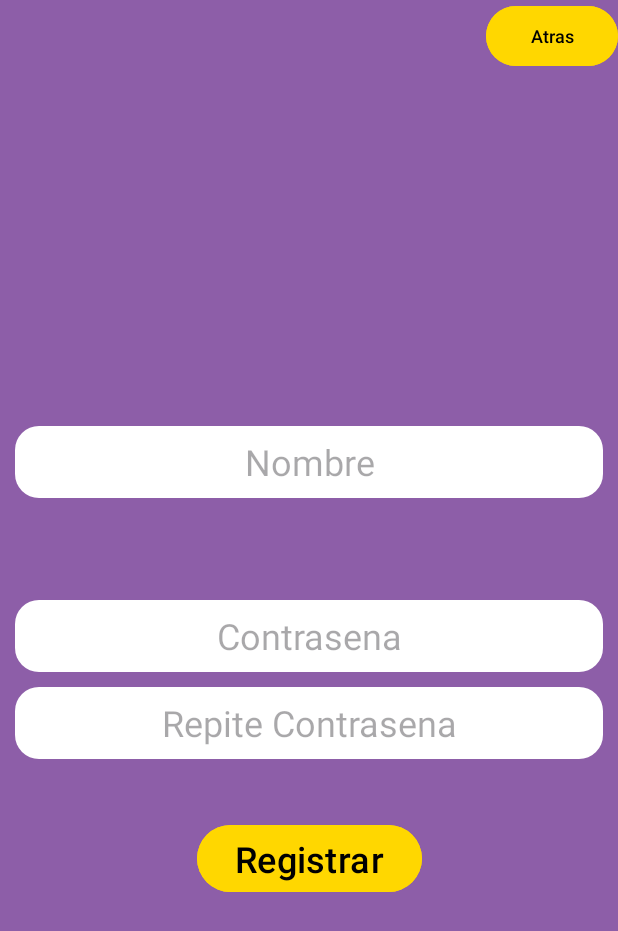
After one commit to EgoiSanchez/App_DI, an Android app: the fragment MenuRegistroFragment2 shown on its own in the app's theme, on a phone screen of 412 x 824 dp. The commit adds this screen. Shown: the top 931 px of the screen. Run offline under Robolectric (Android 15) with nearby library versions, the phone set to English and light mode, and no system bars.

Commit message:
Xml de menu registro, menu principal y reclycerview

```diff
--- a/app/build.gradle.kts
+++ b/app/build.gradle.kts
@@ -50,6 +50,7 @@ dependencies {
     implementation(libs.material)
     implementation(libs.androidx.activity)
     implementation(libs.androidx.constraintlayout)
+    implementation(libs.androidx.recyclerview)
     testImplementation(libs.junit)
     androidTestImplementation(libs.androidx.junit)
     androidTestImplementation(libs.androidx.espresso.core)
--- /dev/null
+++ b/app/src/main/java/com/example/albumeter/MenuRegistroFragment2.kt
@@ -0,0 +1,51 @@
+package com.example.albumeter
+
+import android.os.Bundle
+import androidx.fragment.app.Fragment
+import android.view.LayoutInflater
+import android.view.Menu
+import android.view.View
+import android.view.ViewGroup
+import com.example.albumeter.databinding.FragmentMenuRegistro2Binding
+
+
+/**
+ * A simple [Fragment] subclass.
+ * Use the [MenuLoginFragment1.newInstance] factory method to
+ * create an instance of this fragment.
+ */
+class MenuRegistroFragment2 : Fragment() {
+
+    private var _binding: FragmentMenuRegistro2Binding? = null
+    private val binding get() = _binding!!
+
+    // This property is only valid between onCreateView and
+    // onDestroyView.
+
+
+    override fun onCreateView(
+        inflater: LayoutInflater, container: ViewGroup?,
+        savedInstanceState: Bundle?
+    ): View {
+
+        _binding = FragmentMenuRegistro2Binding.inflate(inflater, container, false)
+        return binding.root
+
+    }
+
+    override fun onViewCreated(view: View, savedInstanceState: Bundle?) {
+        super.onViewCreated(view, savedInstanceState)
+
+
+
+
+
+    }
+
+
+
+    override fun onDestroyView() {
+        super.onDestroyView()
+        _binding = null
+    }
+}
--- /dev/null
+++ b/app/src/main/res/layout/fragment_menu_registro2.xml
@@ -0,0 +1,107 @@
+<?xml version="1.0" encoding="utf-8"?>
+<androidx.constraintlayout.widget.ConstraintLayout xmlns:android="http://schemas.android.com/apk/res/android"
+    xmlns:app="http://schemas.android.com/apk/res-auto"
+    xmlns:tools="http://schemas.android.com/tools"
+    android:id="@+id/frameLayout"
+    android:layout_width="match_parent"
+    android:layout_height="match_parent"
+    android:background="@color/MoradoPrincipal"
+    tools:context=".MenuRegistroFragment2">
+
+
+    <Button
+        android:id="@+id/botonAtrasMenuRegistro"
+        android:layout_width="wrap_content"
+        android:layout_height="wrap_content"
+        android:backgroundTint="@color/AmarilloBoton"
+        android:text="@string/Atras"
+        android:textColor="@color/black"
+        android:textSize="12sp"
+        app:layout_constraintEnd_toEndOf="parent"
+        app:layout_constraintTop_toTopOf="parent"
+     />
+
+    <androidx.constraintlayout.widget.ConstraintLayout
+        android:id="@+id/constraintEditText"
+        android:layout_width="match_parent"
+        android:layout_height="wrap_content"
+        android:layout_marginBottom="40dp"
+        app:layout_constraintBottom_toTopOf="@+id/constraintBotones"
+        app:layout_constraintEnd_toEndOf="parent"
+        app:layout_constraintHorizontal_bias="0.0"
+        app:layout_constraintStart_toStartOf="parent"
+        app:layout_constraintTop_toTopOf="parent"
+        app:layout_constraintVertical_chainStyle="packed">
+
+        <EditText
+            android:id="@+id/ETNombre"
+            android:layout_width="match_parent"
+            android:layout_height="48dp"
+            android:layout_margin="10dp"
+            android:background="@drawable/edit_text_menu"
+            android:hint="@string/nombre"
+            android:textAlignment="center"
+            android:textSize="24sp"
+            app:layout_constraintBottom_toTopOf="@+id/ETContraseña"
+            app:layout_constraintEnd_toEndOf="@id/constraintEditText"
+            app:layout_constraintStart_toStartOf="@id/constraintEditText"
+            app:layout_constraintTop_toTopOf="@+id/constraintEditText" />
+
+        <EditText
+            android:id="@+id/ETContraseña"
+            android:layout_width="match_parent"
+            android:layout_height="48dp"
+            android:layout_margin="10dp"
+            android:background="@drawable/edit_text_menu"
+            android:hint="@string/contrasena"
+            android:textAlignment="center"
+            android:textSize="24sp"
+            app:layout_constraintBottom_toBottomOf="@id/constraintEditText"
+            app:layout_constraintEnd_toEndOf="@id/constraintEditText"
+            app:layout_constraintStart_toStartOf="@id/constraintEditText"
+            app:layout_constraintTop_toBottomOf="@+id/ETNombre" />
+
+        <EditText
+            android:id="@+id/ETContraseñaRepetida"
+            android:layout_width="match_parent"
+            android:layout_height="48dp"
+            android:layout_margin="10dp"
+            android:background="@drawable/edit_text_menu"
+            android:hint="@string/repite_contrasena"
+            android:textAlignment="center"
+            android:textSize="24sp"
+            app:layout_constraintBottom_toTopOf="@id/constraintBotones"
+            app:layout_constraintEnd_toEndOf="@id/constraintEditText"
+            app:layout_constraintStart_toStartOf="@id/constraintEditText"
+            app:layout_constraintTop_toBottomOf="@+id/ETContraseña"
+            tools:ignore="NotSibling" />
+
+
+    </androidx.constraintlayout.widget.ConstraintLayout>
+
+    <androidx.constraintlayout.widget.ConstraintLayout
+        android:id="@+id/constraintBotones"
+        android:layout_width="match_parent"
+        android:layout_height="wrap_content"
+        app:layout_constraintBottom_toBottomOf="parent"
+        app:layout_constraintEnd_toEndOf="parent"
+        app:layout_constraintStart_toStartOf="parent"
+        app:layout_constraintTop_toBottomOf="@+id/constraintEditText">
+
+
+        <Button
+            android:id="@+id/botonRegistro"
+            android:layout_width="150dp"
+            android:layout_height="wrap_content"
+            android:backgroundTint="@color/AmarilloBoton"
+            android:text="@string/registrar"
+            android:textColor="@color/black"
+            android:textSize="24sp"
+            app:layout_constraintBottom_toBottomOf="@id/constraintBotones"
+            app:layout_constraintEnd_toEndOf="@id/constraintBotones"
+            app:layout_constraintStart_toStartOf="@+id/constraintBotones"
+            app:layout_constraintTop_toTopOf="parent" />
+
+    </androidx.constraintlayout.widget.ConstraintLayout>
+
+</androidx.constraintlayout.widget.ConstraintLayout>
--- a/app/src/main/res/values/colors.xml
+++ b/app/src/main/res/values/colors.xml
@@ -6,4 +6,5 @@
     <color name="MoradoSecundario">#AF8EC2</color>
     <color name="AmarilloBoton">#FFD700</color>
     <color name="RojoAlerta">#F11216</color>
+    <color name="GrisRecyclerView">#D9D9D9</color>
 </resources>
--- a/app/src/main/res/values/strings.xml
+++ b/app/src/main/res/values/strings.xml
@@ -6,4 +6,12 @@
     <string name="registro">Registro</string>
     <string name="nombre">Nombre</string>
     <string name="contrasena">Contrasena</string>
+    <string name="repite_contrasena">Repite Contrasena</string>
+    <string name="registrar">Registrar</string>
+    <string name="atras">atras</string>
+    <string name="Atras">Atras</string>
+    <string name="mis_discos">Mis Discos</string>
+    <string name="estadisticas">Estadisticas</string>
+    <string name="agregar_disco">Agregar Disco</string>
+    <string name="detalles">Detalles</string>
 </resources>
--- a/gradle/libs.versions.toml
+++ b/gradle/libs.versions.toml
@@ -9,12 +9,14 @@ appcompat = "1.7.0"
 material = "1.12.0"
 activity = "1.10.0"
 constraintlayout = "2.2.1"
+androidx_recyclerview = "1.4.0"
 room = "2.6.0"
 
 [libraries]
 androidx-room-runtime = { module = "androidx.room:room-runtime", version.ref = "room" }
 androidx-room-compiler = { module = "androidx.room:room-compiler", version.ref = "room" }
 androidx-room-ktx = { module = "androidx.room:room-ktx", version.ref = "room" }
+androidx_recyclerview = { module = "androidx.recyclerview:recyclerview", version.ref = "androidx_recyclerview" }
 androidx-core-ktx = { group = "androidx.core", name = "core-ktx", version.ref = "coreKtx" }
 junit = { group = "junit", name = "junit", version.ref = "junit" }
 androidx-junit = { group = "androidx.test.ext", name = "junit", version.ref = "junitVersion" }
```
Also changed, not shown: app/src/main/java/com/example/albumeter/MenuPrincipalFragment3.kt (added, +52 -0 lines), app/src/main/res/drawable/edit_text_recyclerview_datos.xml (added, +7 -0 lines), app/src/main/res/layout/fragment_menu_principal3.xml (added, +78 -0 lines), app/src/main/res/layout/recycler_view_disco.xml (added, +82 -0 lines).
